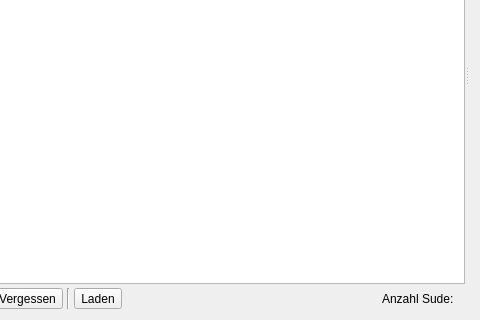
Old version of the form kleiner-brauhelfer/tabsudauswahl.ui in the repository kleiner-brauhelfer/kleiner-brauhelfer-2; both pictures show x 500 to 980 and y 171 to 491 of the 980 by 491 pixel window.
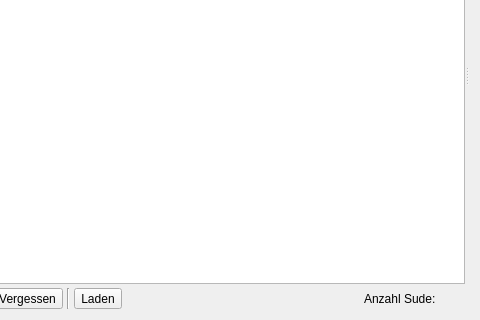
New version of the form. Icons and pictures are not drawn. Custom widgets are drawn as their Qt base class.

Commit message: MMuM Export Einmaischen

What changed in the file:
```diff
--- a/kleiner-brauhelfer/tabsudauswahl.ui
+++ b/kleiner-brauhelfer/tabsudauswahl.ui
@@ -543,6 +543,13 @@
          <item>
           <widget class="QLabel" name="lblNumSude"/>
          </item>
+         <item>
+          <widget class="QLabel" name="label_6">
+           <property name="text">
+            <string notr="true">    </string>
+           </property>
+          </widget>
+         </item>
         </layout>
        </item>
       </layout>
```
The commit also changes 1 other file.
